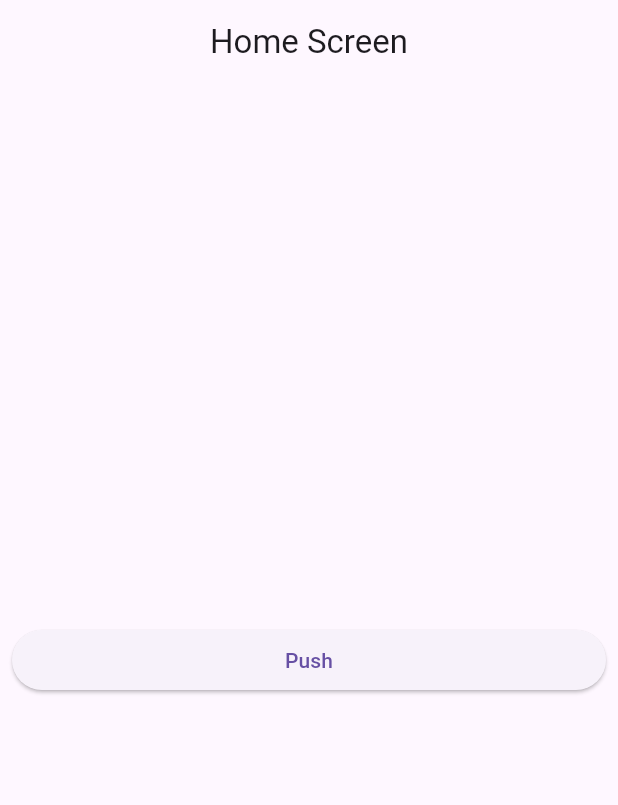
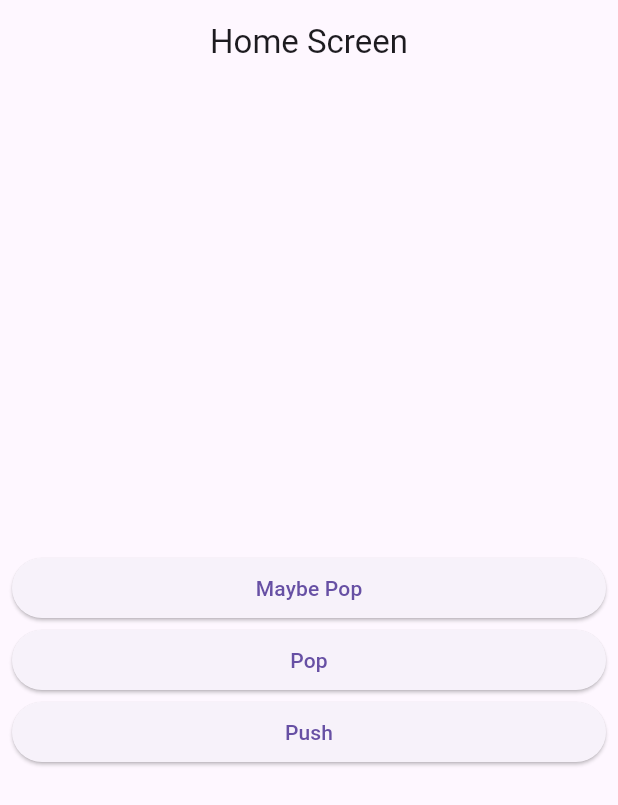
Before and after one commit to hugedreamhd/navigation, a Flutter app: the screen it shows after launch, on a phone screen of 412 x 824 dp. Shown: the top 805 px of the screen. Run offline on Flutter 3.47's test engine with Material 3 defaults, Android fonts, the phone set to English and light mode, and no system bars.

Commit message:
home_screen에서 maybePop 기능 테스트

```diff
--- a/lib/screen/home_screen.dart
+++ b/lib/screen/home_screen.dart
@@ -12,6 +12,19 @@ class HomeScreen extends StatelessWidget {
     return MainLayout(
       title: 'Home Screen',
       children: [
+        ElevatedButton(
+          onPressed: () {
+            Navigator.of(context).maybePop();
+            //라우트 스택 뒤에 스크린이 있을때만 뒤로 가게 해준다
+          },
+          child: Text('Maybe Pop'),
+        ),
+        ElevatedButton(
+          onPressed: () {
+            Navigator.of(context).pop();
+          },
+          child: Text('Pop'),
+        ),
         ElevatedButton(
           onPressed: () async {
             final result = await Navigator.of(context).push(
```
